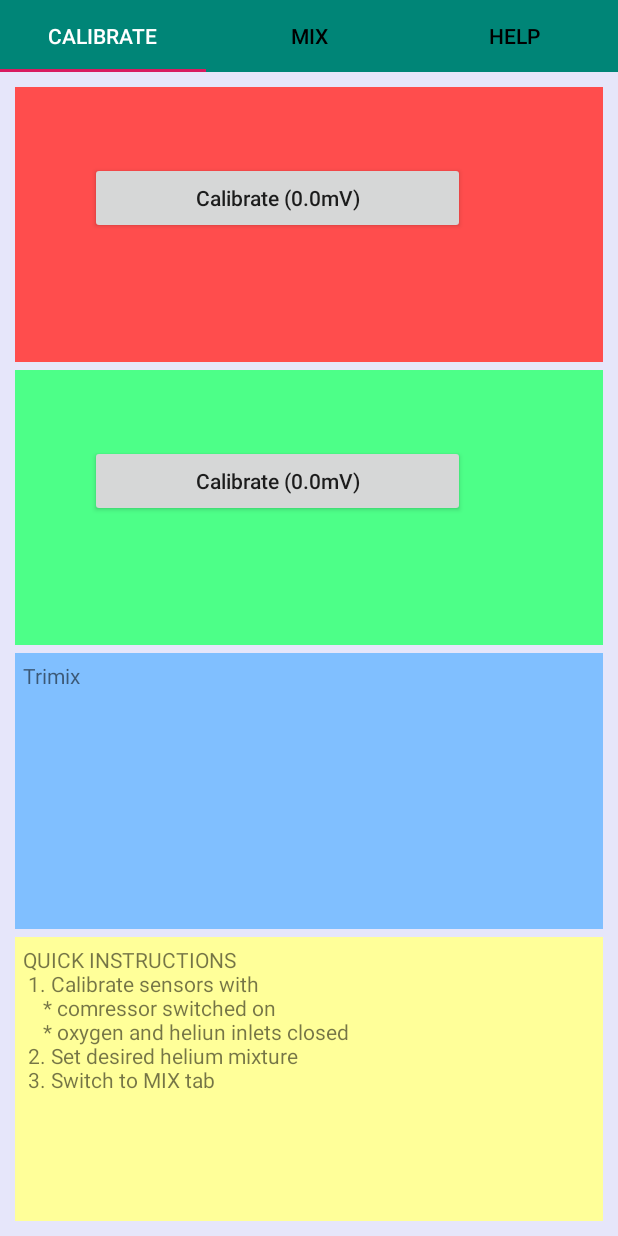
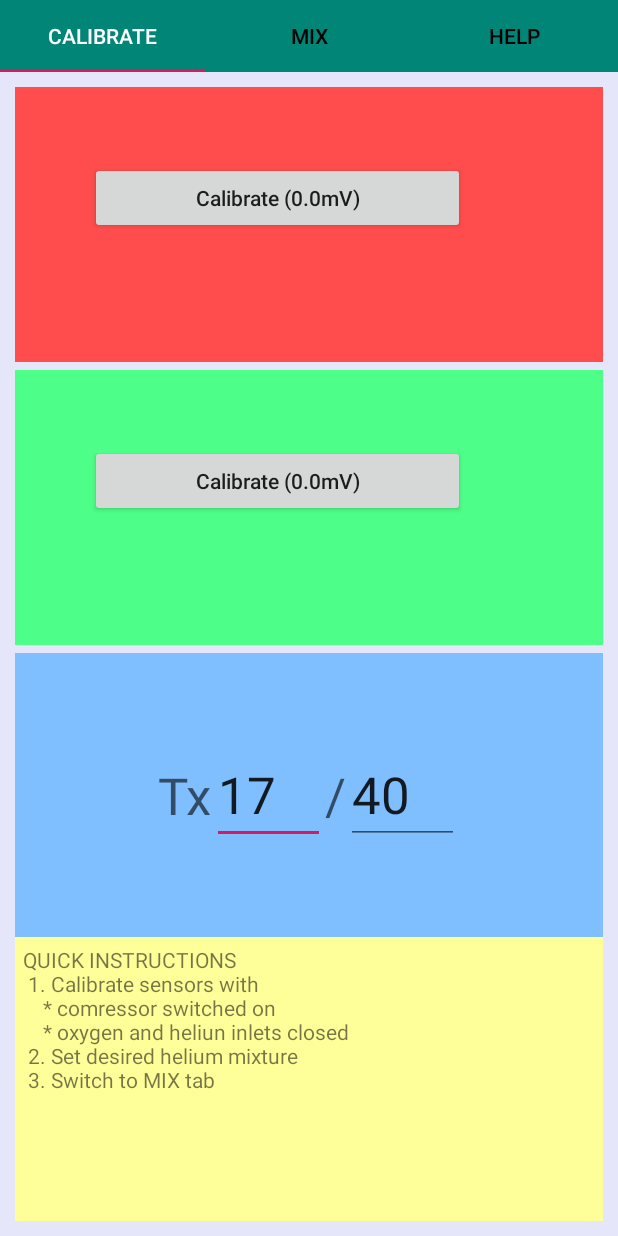
Before and after one commit to JureZelic/TrimixMix, an Android app: the screen it shows after launch (MainActivity), on a phone screen of 412 x 824 dp. Run offline under Robolectric (Android 15) with nearby library versions, the phone set to English and light mode, and no system bars; libraries missing offline, so code that uses them is left out: com.felhr.usbserial; 1 statement that could not run was skipped.

```diff
--- a/android/app/src/main/res/layout/fragment_calibrate.xml
+++ b/android/app/src/main/res/layout/fragment_calibrate.xml
@@ -30,6 +30,7 @@
                 android:text="----" />
         </LinearLayout>
     </LinearLayout>
+
     <LinearLayout
         android:layout_width="match_parent"
         android:layout_height="0dp"
@@ -62,15 +63,33 @@
         <LinearLayout
             android:layout_width="match_parent"
             android:layout_height="match_parent"
-            android:orientation="vertical"
-            android:layout_marginBottom="5dp"
+            android:gravity="center"
+            android:orientation="horizontal"
             android:background="#80bfff">
             <TextView
-                android:layout_width="match_parent"
-                android:layout_height="match_parent"
-                android:layout_marginTop="5dp"
-                android:layout_marginLeft="5dp"
-                android:text="Trimix" />
+                android:layout_width="wrap_content"
+                android:layout_height="wrap_content"
+                android:text="Tx"
+                android:textAppearance="@style/TextAppearance.AppCompat.Display1" />
+            <EditText
+                android:id="@+id/desiredTxOxygen"
+                android:layout_width="75dp"
+                android:layout_height="wrap_content"
+                android:inputType="numberDecimal"
+                android:text="17"
+                android:textAppearance="@style/TextAppearance.AppCompat.Display1" />
+            <TextView
+                android:layout_width="wrap_content"
+                android:layout_height="wrap_content"
+                android:text="/"
+                android:textAppearance="@style/TextAppearance.AppCompat.Display1" />
+            <EditText
+                android:id="@+id/desiredTxHelium"
+                android:layout_width="75dp"
+                android:layout_height="wrap_content"
+                android:inputType="numberDecimal"
+                android:text="40"
+                android:textAppearance="@style/TextAppearance.AppCompat.Display1" />
         </LinearLayout>
     </LinearLayout>
 
--- a/android/app/src/main/res/layout/fragment_mix.xml
+++ b/android/app/src/main/res/layout/fragment_mix.xml
@@ -14,14 +14,12 @@
         android:layout_height="0dp"
         android:layout_weight=".5"
         android:orientation="horizontal">
-
         <LinearLayout
             android:layout_width="match_parent"
             android:layout_height="match_parent"
             android:layout_marginBottom="5dp"
             android:background="#ff4d4d"
             android:orientation="vertical">
-
             <TextView
                 android:id="@+id/redSensorDisplay"
                 android:gravity="center"
@@ -33,9 +31,9 @@
                 android:background="@drawable/digital_display"
                 android:text="--------"
                 android:textAppearance="@style/TextAppearance.AppCompat.Display1" />
-
         </LinearLayout>
     </LinearLayout>
+
     <LinearLayout
         android:layout_width="match_parent"
         android:layout_height="0dp"
@@ -58,7 +56,6 @@
                 android:background="@drawable/digital_display"
                 android:text="--------"
                 android:textAppearance="@style/TextAppearance.AppCompat.Display1" />
-
         </LinearLayout>
     </LinearLayout>
 
```
Also changed, not shown: android/app/src/main/res/mipmap-hdpi/ic_launcher.png, android/app/src/main/res/mipmap-mdpi/ic_launcher.png, android/app/src/main/res/mipmap-xhdpi/ic_launcher.png, android/app/src/main/res/mipmap-xxhdpi/ic_launcher.png, android/app/src/main/res/mipmap-xxxhdpi/ic_launcher.png.
